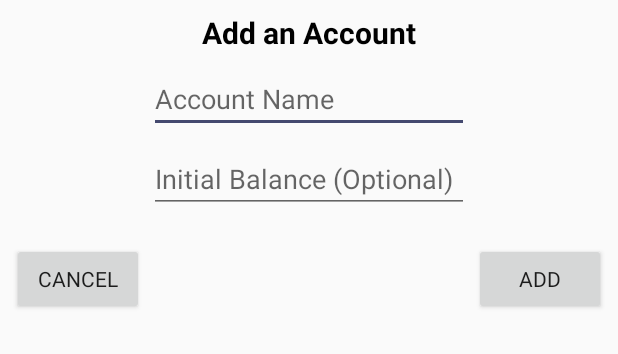
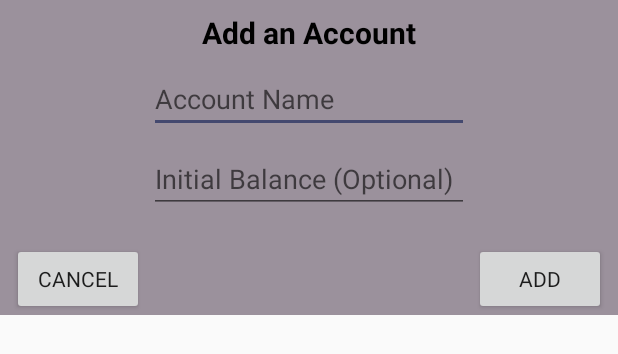
Before and after one commit to smithjrs22/Batman_Bank, an Android app: the layout account_dialog.xml on its own in the app's theme, with its tools: preview values and no code run, on a phone screen of 412 x 824 dp. Shown: the top 354 px of the screen. Run offline under Robolectric (Android 15) with nearby library versions, the phone set to English and light mode, and no system bars.

Commit message:
Add Account background to light gray

```diff
--- a/app/src/main/res/layout/account_dialog.xml
+++ b/app/src/main/res/layout/account_dialog.xml
@@ -3,7 +3,8 @@
 <android.support.constraint.ConstraintLayout xmlns:android="http://schemas.android.com/apk/res/android"
     xmlns:app="http://schemas.android.com/apk/res-auto"
     android:layout_width="match_parent"
-    android:layout_height="wrap_content">
+    android:layout_height="wrap_content"
+    android:background="#9b919c">
 
     <TextView
         android:id="@+id/textView"
--- /dev/null
+++ b/app/src/main/res/mipmap-anydpi-v26/icon_deposit.xml
@@ -0,0 +1,5 @@
+<?xml version="1.0" encoding="utf-8"?>
+<adaptive-icon xmlns:android="http://schemas.android.com/apk/res/android">
+    <background android:drawable="@color/icon_deposit_background"/>
+    <foreground android:drawable="@mipmap/icon_deposit_foreground"/>
+</adaptive-icon>
--- /dev/null
+++ b/app/src/main/res/mipmap-anydpi-v26/icon_deposit_round.xml
@@ -0,0 +1,5 @@
+<?xml version="1.0" encoding="utf-8"?>
+<adaptive-icon xmlns:android="http://schemas.android.com/apk/res/android">
+    <background android:drawable="@color/icon_deposit_background"/>
+    <foreground android:drawable="@mipmap/icon_deposit_foreground"/>
+</adaptive-icon>
--- /dev/null
+++ b/app/src/main/res/values/icon_deposit_background.xml
@@ -0,0 +1,4 @@
+<?xml version="1.0" encoding="utf-8"?>
+<resources>
+    <color name="icon_deposit_background">#3DDC84</color>
+</resources>
```
Also changed, not shown: app/src/main/icon_deposit-playstore.png (added), app/src/main/res/mipmap-hdpi/icon_deposit.png (added), app/src/main/res/mipmap-hdpi/icon_deposit_foreground.png (added), app/src/main/res/mipmap-hdpi/icon_deposit_round.png (added), app/src/main/res/mipmap-mdpi/icon_deposit.png (added), app/src/main/res/mipmap-mdpi/icon_deposit_foreground.png (added), app/src/main/res/mipmap-mdpi/icon_deposit_round.png (added), app/src/main/res/mipmap-xhdpi/icon_deposit.png (added), app/src/main/res/mipmap-xhdpi/icon_deposit_foreground.png (added), app/src/main/res/mipmap-xhdpi/icon_deposit_round.png (added), app/src/main/res/mipmap-xxhdpi/icon_deposit.png (added), app/src/main/res/mipmap-xxhdpi/icon_deposit_foreground.png (added), app/src/main/res/mipmap-xxhdpi/icon_deposit_round.png (added), app/src/main/res/mipmap-xxxhdpi/icon_deposit.png (added), 2 more files.
